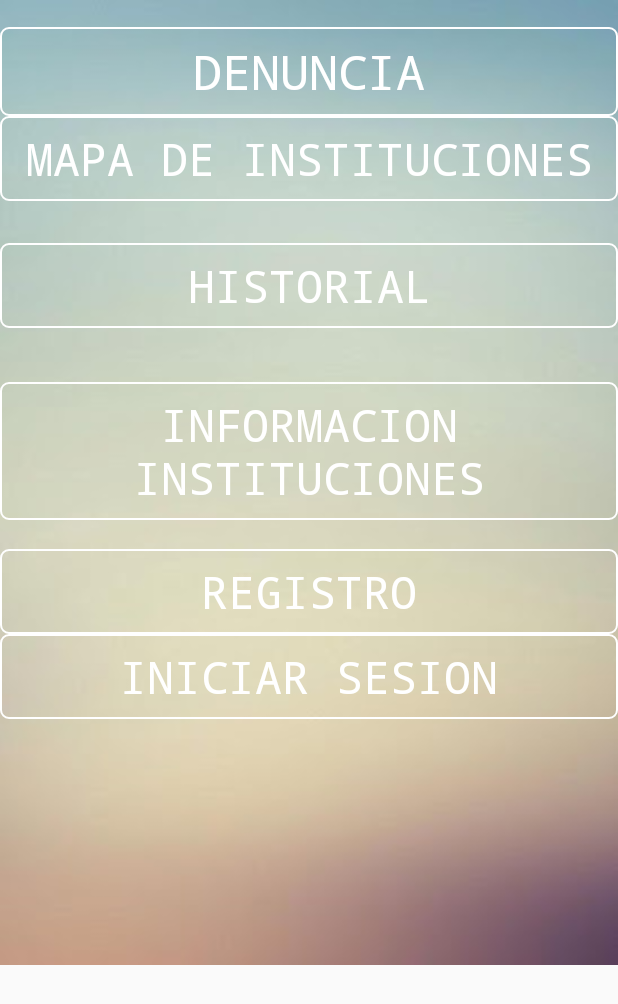
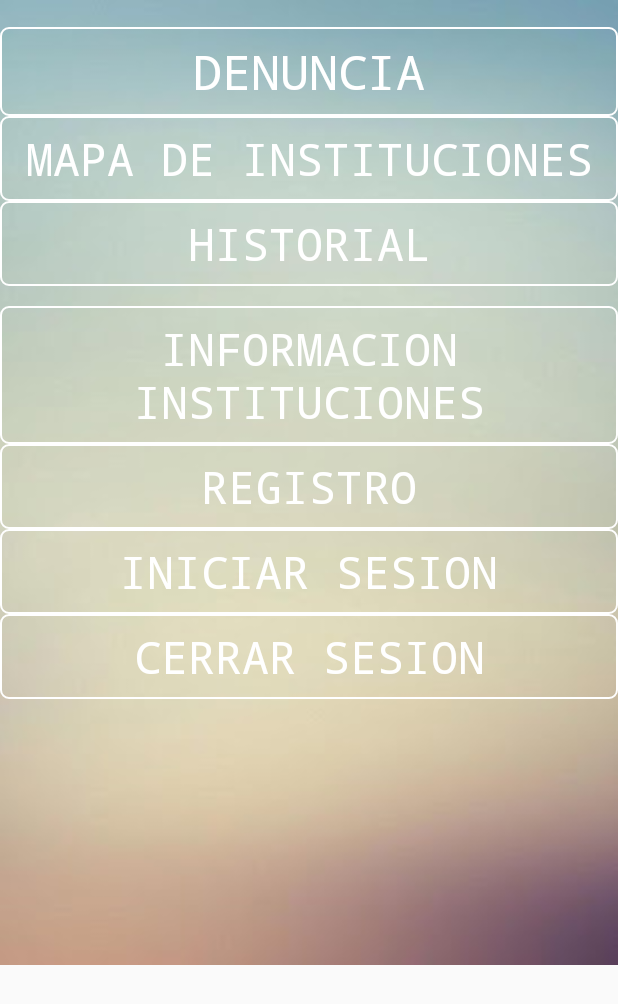
Before and after one commit to dannidanna/warmi, an Android app: the MainActivity screen opened directly, with no data from a screen before it, on a phone screen of 412 x 824 dp. Shown: the top 1004 px of the screen. Run offline under Robolectric (Android 15) with nearby library versions, the phone set to English and light mode, and no system bars; our stand-ins replace Firebase (no records; nobody signed in at launch, a user with empty details on screens opened directly).

```diff
--- a/Warmi/app/src/main/java/app/warmi/rodriguez/danny/warmi/MainActivity.java
+++ b/Warmi/app/src/main/java/app/warmi/rodriguez/danny/warmi/MainActivity.java
@@ -1,10 +1,14 @@
 package app.warmi.rodriguez.danny.warmi;
 
+import android.app.ProgressDialog;
 import android.content.Intent;
 import android.os.Bundle;
+import android.support.annotation.NonNull;
 import android.support.v7.app.AppCompatActivity;
 import android.view.View;
 import android.widget.Button;
+
+import com.google.firebase.auth.FirebaseAuth;
 
 public class MainActivity extends AppCompatActivity implements View.OnClickListener{
 
@@ -14,11 +18,28 @@ public class MainActivity extends AppCompatActivity implements View.OnClickListe
     Button btnHistorial;
     Button btnRegistro;
     Button btnIniciar;
+    Button btnCerrar;
+
+   /* private FirebaseAuth autentificacion;
+    private FirebaseAuth.AuthStateListener autenLis;
+
+    @Override
+    protected void onStart(){
+        super.onStart();
+        autentificacion.addAuthStateListener(autenLis);
+    }*/
 
     @Override
     protected void onCreate(Bundle savedInstanceState) {
         super.onCreate(savedInstanceState);
         setContentView(R.layout.activity_main);
+
+       /* autenLis = new FirebaseAuth.AuthStateListener() {
+            @Override
+            public void onAuthStateChanged(@NonNull FirebaseAuth firebaseAuth) {
+
+            }
+        };*/
 
         btnDenuncia = (Button) findViewById(R.id.btnDenuncia);
         btnDenuncia.setOnClickListener(this);
@@ -32,6 +53,8 @@ public class MainActivity extends AppCompatActivity implements View.OnClickListe
         btnRegistro.setOnClickListener(this);
         btnIniciar = (Button) findViewById(R.id.btnIniciar);
         btnIniciar.setOnClickListener(this);
+        btnCerrar = (Button) findViewById(R.id.btnCerrarSesion);
+        btnCerrar.setOnClickListener(this);
 
     }
 
@@ -62,6 +85,10 @@ public class MainActivity extends AppCompatActivity implements View.OnClickListe
                 Intent intentIni = new Intent(MainActivity.this, IniciarSesionActivity.class);
                 startActivity(intentIni);
                 break;
+            case R.id.btnCerrarSesion:
+                //if (autentificacion.getCurrentUser() != null)
+              //  autentificacion.signOut();
+                break;
         }
     }
 }
--- a/Warmi/app/src/main/res/layout/activity_main.xml
+++ b/Warmi/app/src/main/res/layout/activity_main.xml
@@ -45,7 +45,6 @@
             style="@style/miEstilo"
             android:layout_width="wrap_content"
             android:layout_height="wrap_content"
-            android:layout_marginTop="36dp"
             android:background="@drawable/borde"
             android:text="INFORMACION INSTITUCIONES"
             android:textColor="@android:color/background_light"
@@ -54,23 +53,23 @@
             tools:layout_editor_absoluteY="139dp"
             android:layout_below="@+id/btnHistorial"
             android:layout_alignParentLeft="true"
-            android:layout_alignParentStart="true" />
+            android:layout_alignParentStart="true"
+            android:layout_marginTop="13dp" />
 
         <Button
             android:id="@+id/btnRegistro"
             style="@style/miEstilo"
             android:layout_width="wrap_content"
             android:layout_height="wrap_content"
-            android:layout_alignParentLeft="true"
-            android:layout_alignParentStart="true"
-            android:layout_below="@+id/btnInstInfo"
-            android:layout_marginTop="19dp"
             android:background="@drawable/borde"
             android:text="REGISTRO"
             android:textColor="@android:color/background_light"
             android:textSize="30sp"
             tools:layout_editor_absoluteX="135dp"
             tools:layout_editor_absoluteY="139dp"
+            android:layout_below="@+id/btnInstInfo"
+            android:layout_alignParentLeft="true"
+            android:layout_alignParentStart="true"
             android:layout_alignParentRight="true"
             android:layout_alignParentEnd="true" />
 
@@ -92,20 +91,36 @@
             tools:layout_editor_absoluteY="139dp" />
 
         <Button
+            android:id="@+id/btnCerrarSesion"
+            style="@style/miEstilo"
+            android:layout_width="wrap_content"
+            android:layout_height="wrap_content"
+            android:layout_alignParentEnd="true"
+            android:layout_alignParentLeft="true"
+            android:layout_alignParentRight="true"
+            android:layout_alignParentStart="true"
+            android:layout_below="@+id/btnIniciar"
+            android:background="@drawable/borde"
+            android:text="CERRAR SESION"
+            android:textColor="@android:color/background_light"
+            android:textSize="30sp"
+            tools:layout_editor_absoluteX="135dp"
+            tools:layout_editor_absoluteY="139dp" />
+
+        <Button
             android:id="@+id/btnHistorial"
             style="@style/miEstilo"
             android:layout_width="wrap_content"
             android:layout_height="wrap_content"
-            android:layout_alignParentLeft="true"
-            android:layout_alignParentStart="true"
-            android:layout_below="@+id/btnInstMaps"
-            android:layout_marginTop="28dp"
             android:background="@drawable/borde"
             android:text="Historial"
             android:textColor="@android:color/background_light"
             android:textSize="30sp"
             tools:layout_editor_absoluteX="135dp"
             tools:layout_editor_absoluteY="139dp"
+            android:layout_below="@+id/btnInstMaps"
+            android:layout_alignParentLeft="true"
+            android:layout_alignParentStart="true"
             android:layout_alignParentRight="true"
             android:layout_alignParentEnd="true" />
 
```
Also changed, not shown: Warmi/app/src/main/java/app/warmi/rodriguez/danny/warmi/InstMapsActivity.java (+24 -6 lines).
